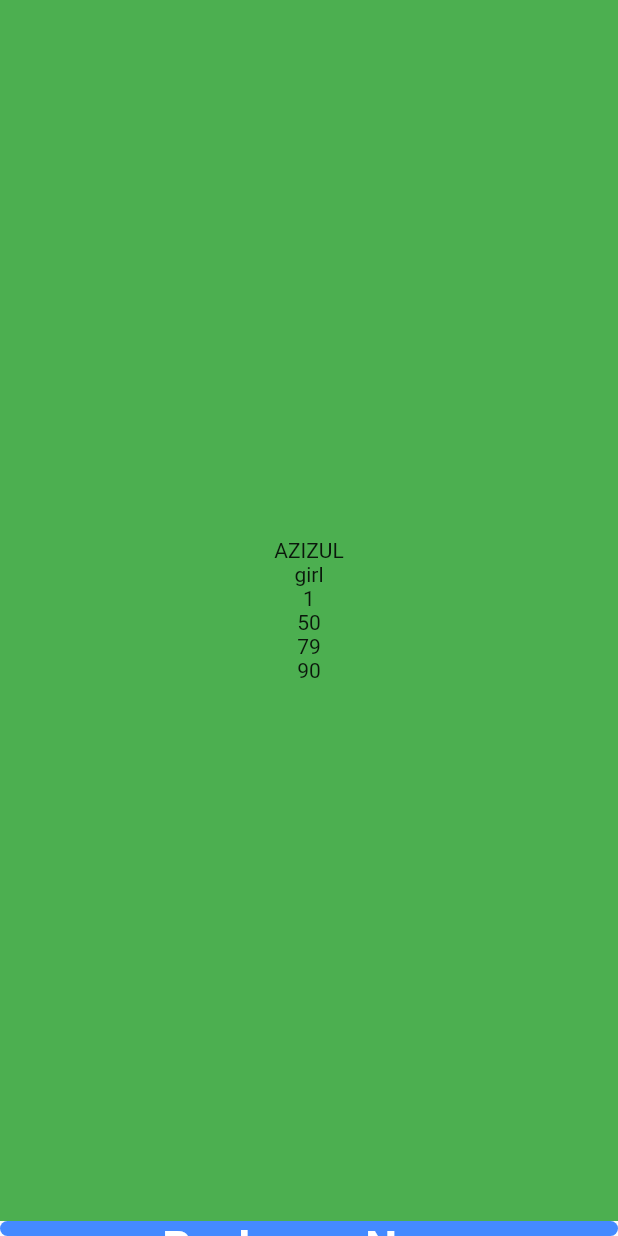
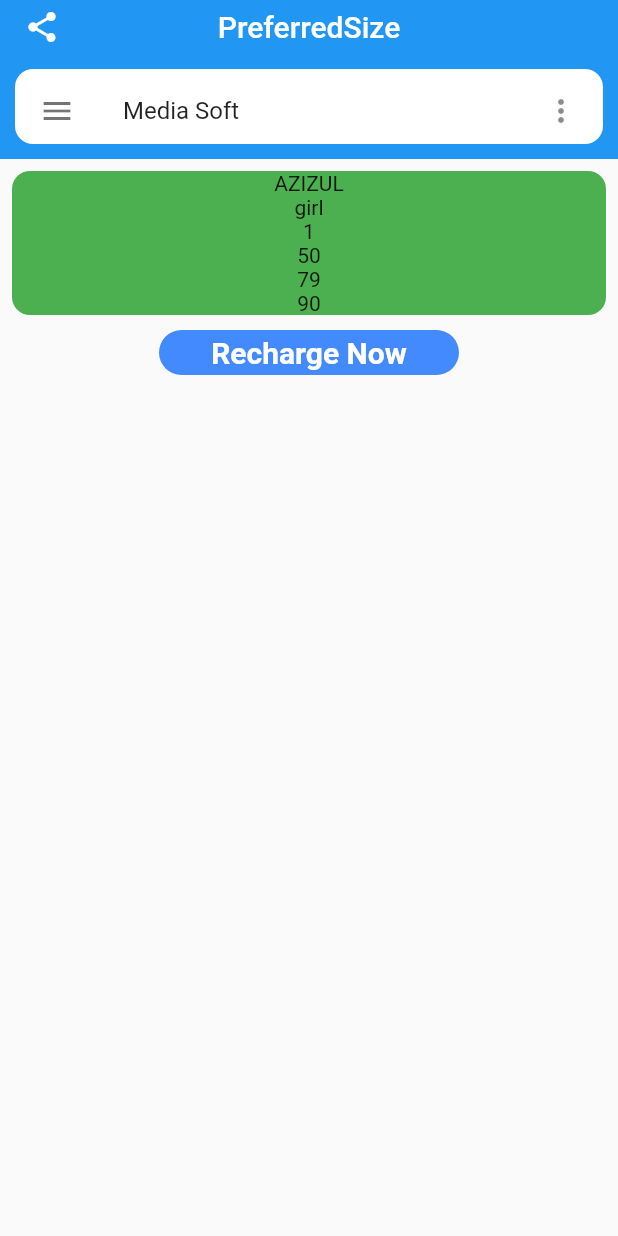
Before and after one commit to tech-aziz/Flutter-BITM, a Flutter app: the SecondPage screen opened directly, on a phone screen of 412 x 824 dp. Run offline on Flutter 3.47's test engine with Material 2 defaults, Android fonts, the phone set to English and light mode, and no system bars; our stand-ins replace flutter_screenutil, matcher; network calls fail.

Commit message:
PreferredSize widget working

```diff
--- a/flutter_bitm/lib/screens/customButton.dart
+++ b/flutter_bitm/lib/screens/customButton.dart
@@ -9,15 +9,15 @@ class CustomButton extends StatelessWidget {
   @override
   Widget build(BuildContext context) {
     return Container(
-      height: 10,
-      width: double.infinity,
+      height: 30,
+      width: 200,
       decoration: BoxDecoration(
           color: Colors.blueAccent, borderRadius: BorderRadius.circular(20)),
       child: Center(
         child: Text(
           buttonName,
           style: TextStyle(
-              color: Colors.white, fontSize: 30, fontWeight: FontWeight.bold),
+              color: Colors.white, fontSize: 20, fontWeight: FontWeight.bold),
         ),
       ),
     );
--- a/flutter_bitm/lib/screens/second_page.dart
+++ b/flutter_bitm/lib/screens/second_page.dart
@@ -26,18 +26,40 @@ class _SecondPageState extends State<SecondPage> {
   @override
   Widget build(BuildContext context) {
     return Scaffold(
-
-      body: Column(
-        children: [
-          Expanded(
-
-            flex: 1,
+      appBar: AppBar(
+        leading: Icon(Icons.share),
+        title: Text('PreferredSize'),
+        centerTitle: true,
+        elevation: 0,
+        bottom: PreferredSize(
+          preferredSize: Size.fromHeight(50),
+          child: Padding(
+            padding: const EdgeInsets.all(10.0),
             child: Container(
-              alignment: Alignment.center,
+              height: 50,
+              decoration: BoxDecoration(
+                  color: Colors.white, borderRadius: BorderRadius.circular(12)),
+              child: ListTile(
+                leading: Icon(
+                  Icons.menu,
+                  color: Colors.black54,
+                ),
+                title: Text('Media Soft'),
+                trailing: Icon(Icons.more_vert),
+              ),
+            ),
+          ),
+        ),
+      ),
+      body: Padding(
+        padding: const EdgeInsets.all(8.0),
+        child: Column(
+          children: [
+            Container(
+              decoration: BoxDecoration(
+                  color: Colors.green, borderRadius: BorderRadius.circular(12)),
               width: double.infinity,
-              color: Colors.green,
               child: Column(
-                mainAxisAlignment: MainAxisAlignment.center,
                 children: [
                   Text(widget.name.toUpperCase()),
                   Text(widget.gender.toLowerCase()),
@@ -48,11 +70,16 @@ class _SecondPageState extends State<SecondPage> {
                 ],
               ),
             ),
-          ),
-          Container(
-              child: CustomButton(buttonName: 'Recharge Now'),
+            SizedBox(height: 10,),
+            Container(
+              child: InkWell(
+                onTap: () {
+                  print('Button is click');
+                },
+                child: CustomButton(buttonName: 'Recharge Now')),
             )
-        ],
+          ],
+        ),
       ),
     );
   }
--- a/flutter_bitm/lib/screens/tab_bar_widget.dart
+++ b/flutter_bitm/lib/screens/tab_bar_widget.dart
@@ -21,6 +21,7 @@ class _ExpandedWidgetState extends State<ExpandedWidget> {
       length: 5,
       child: Scaffold(
         appBar: AppBar(
+
           elevation: 0,
           centerTitle: true,
           title: Text('Expanded Widget'),
```
